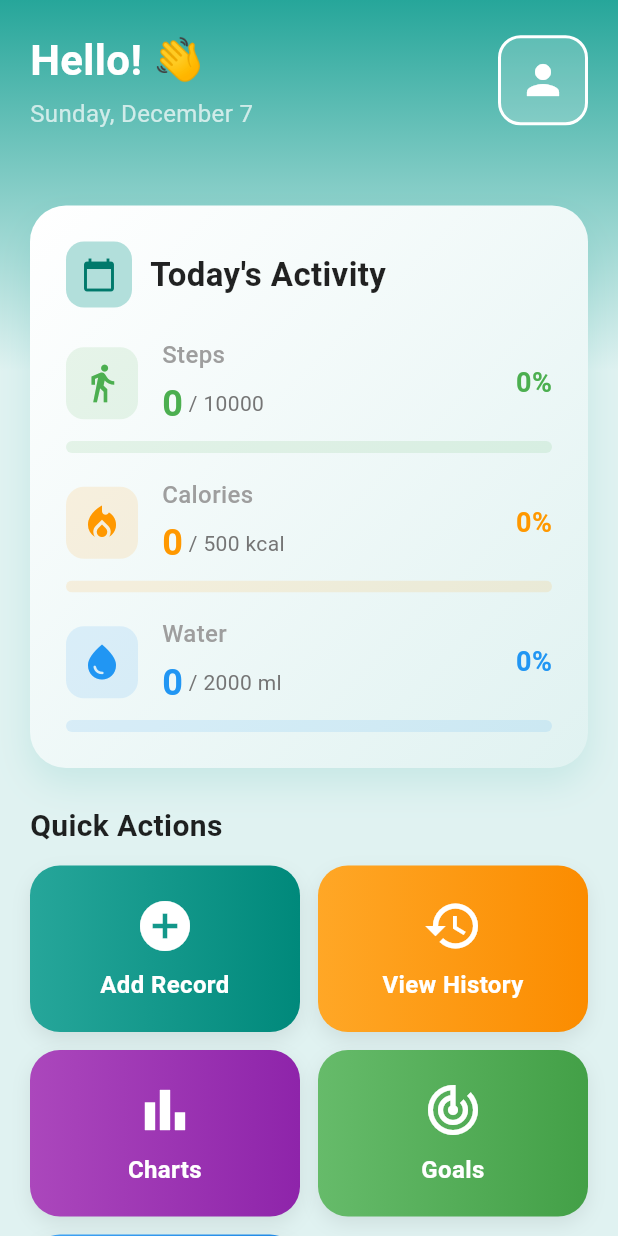
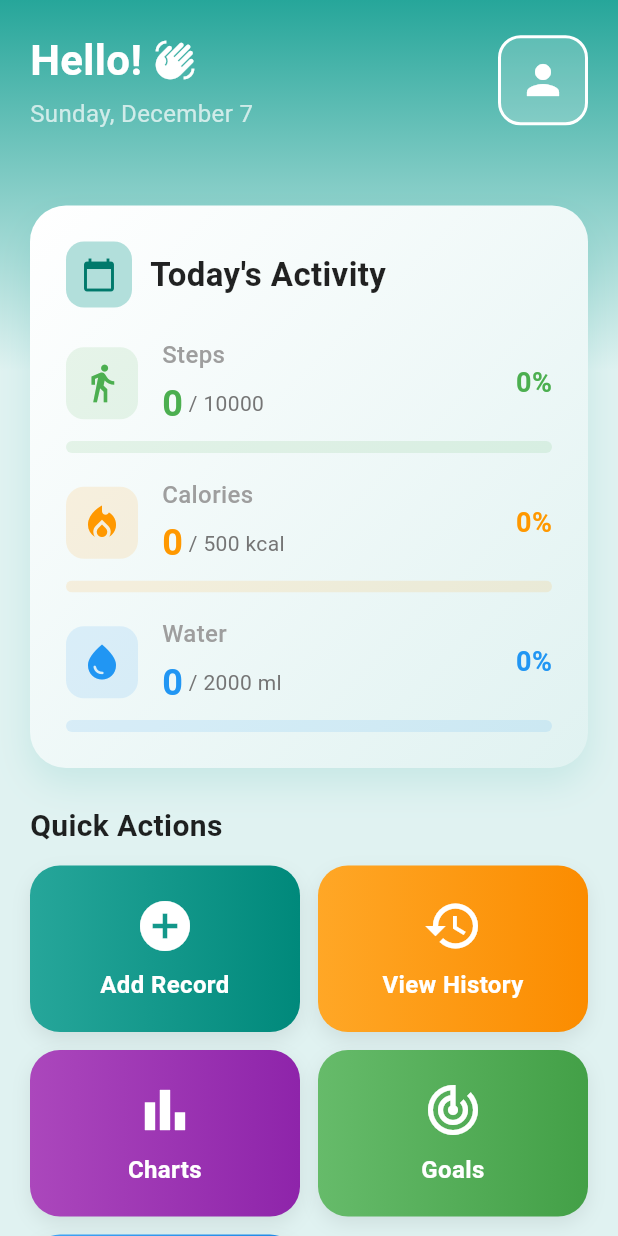
Before and after one commit to abdhakeem18/Personal-Health-Tracker-App, a Flutter app: the screen it shows after launch, on a phone screen of 412 x 824 dp. Run offline on Flutter 3.47's test engine with Material 3 defaults, Android fonts, the phone set to English and light mode, and no system bars; our stand-ins replace fl_chart, sqflite; accounts and stored records are empty.

```diff
--- a/lib/features/health_records/models/health_record.dart
+++ b/lib/features/health_records/models/health_record.dart
@@ -3,7 +3,7 @@ class HealthRecord {
   final String date;
   final int steps;
   final int calories;
-  final int water; // in ml
+  final int water;
 
   HealthRecord({
     this.id,
@@ -13,7 +13,6 @@ class HealthRecord {
     required this.water,
   });
 
-  // convert to map
   Map<String, dynamic> toMap() {
     return {
       'id': id,
@@ -24,7 +23,6 @@ class HealthRecord {
     };
   }
 
-  // convert from map
   factory HealthRecord.fromMap(Map<String, dynamic> map) {
     return HealthRecord(
       id: map['id'] as int?,
@@ -35,7 +33,6 @@ class HealthRecord {
     );
   }
 
-  // copy with changes
   HealthRecord copyWith({
     int? id,
     String? date,
--- a/lib/features/health_records/models/user_preferences.dart
+++ b/lib/features/health_records/models/user_preferences.dart
@@ -96,7 +96,6 @@ class UserPreferences {
     return weight! / (heightInMeters * heightInMeters);
   }
 
-  // get bmi category
   String getBMICategory() {
     var bmi = calculateBMI();
     if (bmi == null) return 'Unknown';
@@ -106,7 +105,6 @@ class UserPreferences {
     return 'Obese';
   }
 
-  // ideal weight range
   Map<String, double>? getIdealWeightRange() {
     if (height == null || height! <= 0) return null;
     var heightInMeters = height! / 100;
--- a/lib/features/health_records/providers/health_record_provider.dart
+++ b/lib/features/health_records/providers/health_record_provider.dart
@@ -83,6 +83,32 @@ class HealthRecordProvider with ChangeNotifier {
     return await _dbHelper.getStatsByDate(today);
   }
 
+  Map<String, int> getTodayStatsSync() {
+    var today = DateFormat('yyyy-MM-dd').format(DateTime.now());
+    var todayRecords =
+        _healthRecords.where((record) => record.date == today).toList();
+
+    if (todayRecords.isEmpty) {
+      return {'steps': 0, 'calories': 0, 'water': 0};
+    }
+
+    int totalSteps = 0;
+    int totalCalories = 0;
+    int totalWater = 0;
+
+    for (var record in todayRecords) {
+      totalSteps += record.steps;
+      totalCalories += record.calories;
+      totalWater += record.water;
+    }
+
+    return {
+      'steps': totalSteps,
+      'calories': totalCalories,
+      'water': totalWater,
+    };
+  }
+
   Future<Map<String, int>> getStatsByDate(String date) async {
     return await _dbHelper.getStatsByDate(date);
   }
--- a/lib/features/health_records/screens/add_edit_record_screen.dart
+++ b/lib/features/health_records/screens/add_edit_record_screen.dart
@@ -279,7 +279,7 @@ class _AddEditRecordScreenState extends State<AddEditRecordScreen> {
                             ),
                             const SizedBox(height: 8),
                             Text(
-                              '💡 Tip: Enter your steps above to auto-calculate calories',
+                              'Tip: Enter your steps above to auto-calculate calories',
                               style: TextStyle(
                                 fontSize: 11,
                                 color: Colors.grey.shade600,
--- a/lib/features/health_records/screens/charts_screen.dart
+++ b/lib/features/health_records/screens/charts_screen.dart
@@ -17,7 +17,6 @@ class _ChartsScreenState extends State<ChartsScreen> {
 
   @override
   Widget build(BuildContext context) {
-    // TODO: maybe add export to pdf feature?
     return Scaffold(
       appBar: AppBar(
         title: const Text('Progress Charts'),
--- a/lib/features/health_records/screens/dashboard_screen.dart
+++ b/lib/features/health_records/screens/dashboard_screen.dart
@@ -102,11 +102,6 @@ class _DashboardScreenState extends State<DashboardScreen>
 
                           const SizedBox(height: 24),
 
-                          // Weekly Progress
-                          _buildWeeklyProgress(context),
-
-                          const SizedBox(height: 24),
-
                           // Health Tips
                           _buildHealthTips(),
                         ],
@@ -131,13 +126,23 @@ class _DashboardScreenState extends State<DashboardScreen>
             child: Column(
               crossAxisAlignment: CrossAxisAlignment.start,
               children: [
-                const Text(
-                  'Hello! 👋',
+                const Row(
+                  children: [
+                    Text(
+                      'Hello!',
                       style: TextStyle(
                         color: Colors.white,
                         fontSize: 28,
                         fontWeight: FontWeight.bold,
                       ),
+                    ),
+                    SizedBox(width: 8),
+                    Icon(
+                      Icons.waving_hand,
+                      color: Colors.white,
+                      size: 28,
+                    ),
+                  ],
                 ),
                 const SizedBox(height: 4),
                 Text(
@@ -227,14 +232,9 @@ class _DashboardScreenState extends State<DashboardScreen>
               ],
             ),
             const SizedBox(height: 20),
-            Consumer<GoalsProvider>(
-              builder: (context, goalsProvider, _) {
-                return FutureBuilder<Map<String, int>>(
-                  future:
-                      Provider.of<HealthRecordProvider>(context, listen: false)
-                          .getTodayStats(),
-                  builder: (context, snapshot) {
-                    if (snapshot.connectionState == ConnectionState.waiting) {
+            Consumer2<GoalsProvider, HealthRecordProvider>(
+              builder: (context, goalsProvider, recordProvider, _) {
+                if (recordProvider.isLoading) {
                   return const Center(
                     child: Padding(
                       padding: EdgeInsets.all(20.0),
@@ -243,8 +243,7 @@ class _DashboardScreenState extends State<DashboardScreen>
                   );
                 }
 
-                    final stats = snapshot.data ??
-                        {'steps': 0, 'calories': 0, 'water': 0};
+                final stats = recordProvider.getTodayStatsSync();
                 final goals = goalsProvider.goals;
 
                 return Column(
@@ -291,8 +290,6 @@ class _DashboardScreenState extends State<DashboardScreen>
                           100,
                     ),
                   ],
-                    );
-                  },
                 );
               },
             ),
@@ -342,8 +339,8 @@ class _DashboardScreenState extends State<DashboardScreen>
                         ),
                       ),
                       if (isGoalAchieved)
-                        Padding(
-                          padding: const EdgeInsets.only(left: 8),
+                        const Padding(
+                          padding: EdgeInsets.only(left: 8),
                           child: Icon(
                             Icons.check_circle,
                             color: Colors.green,
@@ -556,85 +553,6 @@ class _DashboardScreenState extends State<DashboardScreen>
     );
   }
 
-  Widget _buildWeeklyProgress(BuildContext context) {
-    return Container(
-      padding: const EdgeInsets.all(20),
-      decoration: BoxDecoration(
-        color: Colors.white,
-        borderRadius: BorderRadius.circular(20),
-        boxShadow: [
-          BoxShadow(
-            color: Colors.black.withAlpha(10),
-            blurRadius: 10,
-            offset: const Offset(0, 5),
-          ),
-        ],
-      ),
-      child: Column(
-        crossAxisAlignment: CrossAxisAlignment.start,
-        children: [
-          Row(
-            children: [
-              Icon(Icons.trending_up, color: Colors.teal.shade600, size: 28),
-              const SizedBox(width: 12),
-              const Text(
-                'This Week',
-                style: TextStyle(
-                  fontSize: 20,
-                  fontWeight: FontWeight.bold,
-                  color: Colors.black87,
-                ),
-              ),
-            ],
-          ),
-          const SizedBox(height: 16),
-          Row(
-            mainAxisAlignment: MainAxisAlignment.spaceAround,
-            children: [
-              _buildWeekStat(
-                  'Avg Steps', '8.5K', Icons.directions_walk, Colors.green),
-              _buildWeekStat('Calories', '3.2K', Icons.local_fire_department,
-                  Colors.orange),
-              _buildWeekStat('Water', '14L', Icons.water_drop, Colors.blue),
-            ],
-          ),
-        ],
-      ),
-    );
-  }
-
-  Widget _buildWeekStat(
-      String label, String value, IconData icon, Color color) {
-    return Column(
-      children: [
-        Container(
-          padding: const EdgeInsets.all(12),
-          decoration: BoxDecoration(
-            color: color.withAlpha(30),
-            shape: BoxShape.circle,
-          ),
-          child: Icon(icon, color: color, size: 28),
-        ),
-        const SizedBox(height: 8),
-        Text(
-          value,
-          style: TextStyle(
-            fontSize: 20,
-            fontWeight: FontWeight.bold,
-            color: color,
-          ),
-        ),
-        Text(
-          label,
-          style: const TextStyle(
-            fontSize: 12,
-            color: Colors.grey,
-          ),
-        ),
-      ],
-    );
-  }
-
   Widget _buildHealthTips() {
     return Container(
       padding: const EdgeInsets.all(20),
--- a/lib/features/health_records/screens/goals_screen.dart
+++ b/lib/features/health_records/screens/goals_screen.dart
@@ -23,7 +23,6 @@ class _GoalsScreenState extends State<GoalsScreen> {
   @override
   void initState() {
     super.initState();
-    // TODO: add preset goal templates
     _dailyStepsController = TextEditingController();
     _dailyCaloriesController = TextEditingController();
     _dailyWaterController = TextEditingController();
--- a/lib/features/health_records/utils/calorie_calculator.dart
+++ b/lib/features/health_records/utils/calorie_calculator.dart
@@ -93,7 +93,6 @@ class CalorieCalculator {
     return result;
   }
 
-  // get activity level desc
   static String getActivityLevel(int steps) {
     if (steps < 3000) return 'Sedentary';
     if (steps < 5000) return 'Low Active';
--- a/lib/main.dart
+++ b/lib/main.dart
@@ -39,9 +39,7 @@ class MyApp extends StatelessWidget {
               ),
               cardTheme: CardThemeData(
                 elevation: 2,
-                shape: RoundedRectangleBorder(
-                  borderRadius: BorderRadius.circular(12),
-                ),
+                shape: RoundedRectangleBorder(borderRadius: BorderRadius.circular(12)),
               ),
               inputDecorationTheme: InputDecorationTheme(
                 border: OutlineInputBorder(
```
Also changed, not shown: lib/features/auth/screens/onboarding_screen.dart (deleted, +0 -349 lines), lib/features/health_records/database/database_helper.dart (+13 -26 lines), lib/features/health_records/providers/goals_provider.dart (+5 -7 lines), pubspec.yaml (+1 -12 lines), 3 other files. Lines whose indentation alone changed are shown as unchanged.
